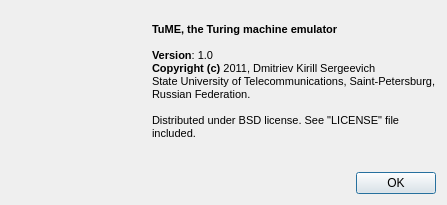
Qt form Teumaq/about.ui (lotus0xff/TuME) before a commit.
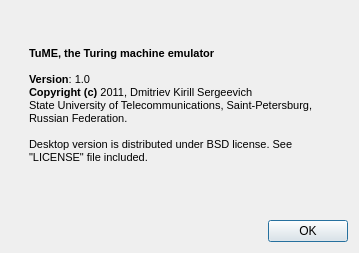
The same form after that commit. Icons and pictures are not drawn.

```diff
--- a/Teumaq/about.ui
+++ b/Teumaq/about.ui
@@ -6,8 +6,8 @@
    <rect>
     <x>0</x>
     <y>0</y>
-    <width>447</width>
-    <height>205</height>
+    <width>359</width>
+    <height>253</height>
    </rect>
   </property>
   <property name="windowTitle">
@@ -18,6 +18,12 @@
     <layout class="QHBoxLayout" name="horizontalLayout">
      <item>
       <widget class="QLabel" name="label">
+       <property name="sizePolicy">
+        <sizepolicy hsizetype="Maximum" vsizetype="Maximum">
+         <horstretch>0</horstretch>
+         <verstretch>0</verstretch>
+        </sizepolicy>
+       </property>
        <property name="text">
         <string/>
        </property>
@@ -39,7 +45,7 @@
        </property>
        <property name="sizeHint" stdset="0">
         <size>
-         <width>20</width>
+         <width>5</width>
          <height>20</height>
         </size>
        </property>
@@ -47,6 +53,12 @@
      </item>
      <item>
       <widget class="QLabel" name="label_2">
+       <property name="sizePolicy">
+        <sizepolicy hsizetype="Expanding" vsizetype="Expanding">
+         <horstretch>0</horstretch>
+         <verstretch>0</verstretch>
+        </sizepolicy>
+       </property>
        <property name="text">
         <string>&lt;!DOCTYPE HTML PUBLIC &quot;-//W3C//DTD HTML 4.0//EN&quot; &quot;http://www.w3.org/TR/REC-html40/strict.dtd&quot;&gt;
 &lt;html&gt;&lt;head&gt;&lt;meta name=&quot;qrichtext&quot; content=&quot;1&quot; /&gt;&lt;style type=&quot;text/css&quot;&gt;
@@ -58,7 +70,7 @@
 &lt;p style=&quot; margin-top:0px; margin-bottom:0px; margin-left:0px; margin-right:0px; -qt-block-indent:0; text-indent:0px;&quot;&gt;&lt;span style=&quot; font-weight:600;&quot;&gt;Copyright (c)&lt;/span&gt; 2011, Dmitriev Kirill Sergeevich&lt;/p&gt;
 &lt;p style=&quot; margin-top:0px; margin-bottom:0px; margin-left:0px; margin-right:0px; -qt-block-indent:0; text-indent:0px;&quot;&gt;State University of Telecommunications, Saint-Petersburg, Russian Federation.&lt;/p&gt;
 &lt;p style=&quot;-qt-paragraph-type:empty; margin-top:0px; margin-bottom:0px; margin-left:0px; margin-right:0px; -qt-block-indent:0; text-indent:0px;&quot;&gt;&lt;/p&gt;
-&lt;p style=&quot; margin-top:0px; margin-bottom:0px; margin-left:0px; margin-right:0px; -qt-block-indent:0; text-indent:0px;&quot;&gt;Distributed under BSD license. See &amp;quot;LICENSE&amp;quot; file included.&lt;/p&gt;
+&lt;p style=&quot; margin-top:0px; margin-bottom:0px; margin-left:0px; margin-right:0px; -qt-block-indent:0; text-indent:0px;&quot;&gt;Desktop version is distributed under BSD license. See &amp;quot;LICENSE&amp;quot; file included.&lt;/p&gt;
 &lt;p style=&quot;-qt-paragraph-type:empty; margin-top:0px; margin-bottom:0px; margin-left:0px; margin-right:0px; -qt-block-indent:0; text-indent:0px;&quot;&gt;&lt;/p&gt;&lt;/body&gt;&lt;/html&gt;</string>
        </property>
        <property name="wordWrap">
```
